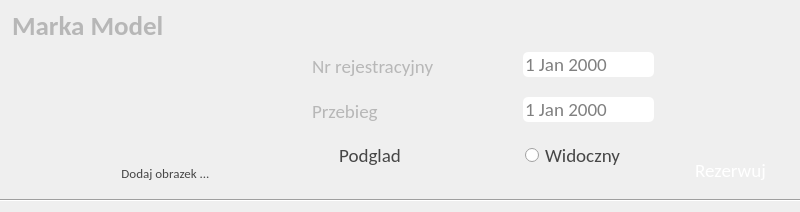
Above: carblock.ui from RStravinsky/CarReservation before the change. Below: the same form after it.
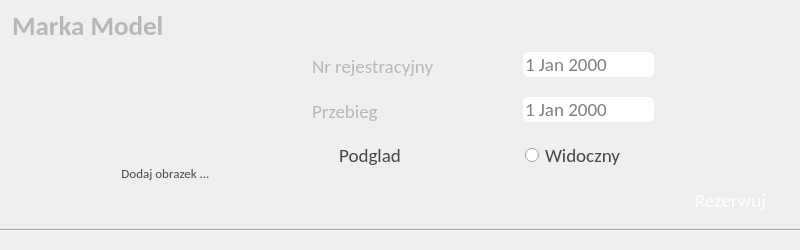
That is the form after the change. Icons and pictures are not drawn.

Commit message: Added displaying reservation information in carblock

```diff
--- a/carblock.ui
+++ b/carblock.ui
@@ -7,7 +7,7 @@
     <x>0</x>
     <y>0</y>
     <width>800</width>
-    <height>212</height>
+    <height>250</height>
    </rect>
   </property>
   <property name="sizePolicy">
@@ -19,7 +19,7 @@
   <property name="minimumSize">
    <size>
     <width>600</width>
-    <height>200</height>
+    <height>250</height>
    </size>
   </property>
   <property name="maximumSize">
@@ -80,7 +80,7 @@
    <property name="geometry">
     <rect>
      <x>0</x>
-     <y>190</y>
+     <y>220</y>
      <width>801</width>
      <height>21</height>
     </rect>
@@ -96,7 +96,7 @@
    <property name="geometry">
     <rect>
      <x>670</x>
-     <y>150</y>
+     <y>180</y>
      <width>121</width>
      <height>41</height>
     </rect>
@@ -656,6 +656,44 @@
     </size>
    </property>
   </widget>
+  <widget class="QLabel" name="lblPersonImage">
+   <property name="geometry">
+    <rect>
+     <x>10</x>
+     <y>195</y>
+     <width>31</width>
+     <height>31</height>
+    </rect>
+   </property>
+   <property name="text">
+    <string/>
+   </property>
+   <property name="pixmap">
+    <pixmap resource="resources.qrc">:/images/images/person.png</pixmap>
+   </property>
+   <property name="scaledContents">
+    <bool>true</bool>
+   </property>
+  </widget>
+  <widget class="QLabel" name="lblPerson">
+   <property name="geometry">
+    <rect>
+     <x>60</x>
+     <y>195</y>
+     <width>601</width>
+     <height>31</height>
+    </rect>
+   </property>
+   <property name="font">
+    <font>
+     <family>Calibri</family>
+     <pointsize>14</pointsize>
+    </font>
+   </property>
+   <property name="text">
+    <string/>
+   </property>
+  </widget>
  </widget>
  <resources>
   <include location="resources.qrc"/>
```
The commit also changes 3 other files.
